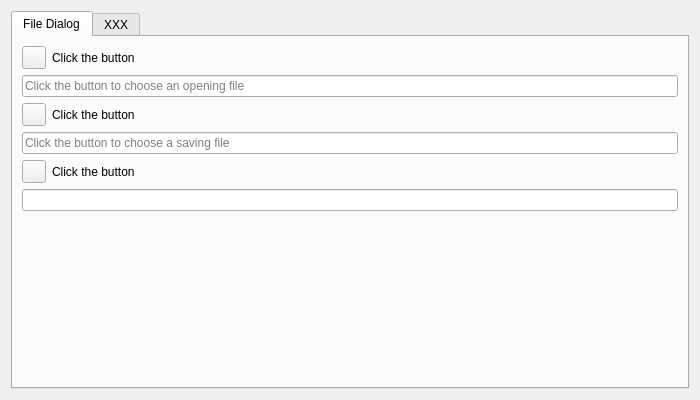
pasnox/qtwidgetsextra, file runner/resources/QtWidgetsExtra.ui: the form before one commit.
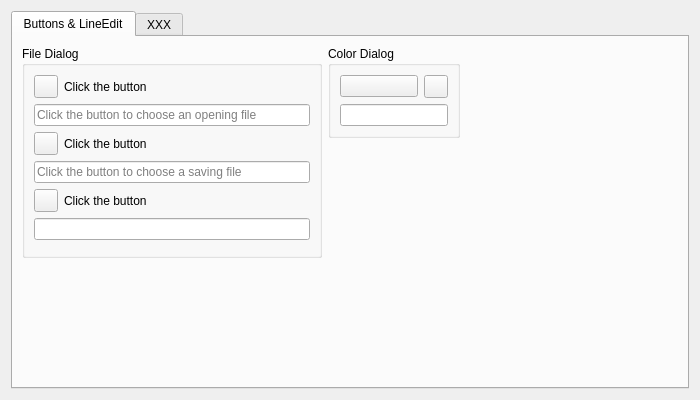
The form after the commit. The open tabs and pages were chosen to show the change. Custom widgets are drawn as their Qt base class.

Patch:
```diff
--- a/runner/resources/QtWidgetsExtra.ui
+++ b/runner/resources/QtWidgetsExtra.ui
@@ -21,8 +21,20 @@
      </property>
      <widget class="QWidget" name="wFileDialog">
       <attribute name="title">
+       <string>Buttons &amp;&amp; LineEdit</string>
+      </attribute>
+      <layout class="QGridLayout" name="gridLayout_4">
+       <item row="0" column="0" rowspan="2">
+        <widget class="QGroupBox" name="groupBox">
+         <property name="minimumSize">
+          <size>
+           <width>300</width>
+           <height>0</height>
+          </size>
+         </property>
+         <property name="title">
        <string>File Dialog</string>
-      </attribute>
+         </property>
       <layout class="QGridLayout" name="gridLayout">
        <item row="0" column="0">
         <widget class="QOpenFileButton" name="openFileButton">
@@ -160,26 +172,15 @@
          </property>
         </widget>
        </item>
-       <item row="6" column="0" colspan="2">
-        <spacer name="verticalSpacer">
-         <property name="orientation">
-          <enum>Qt::Vertical</enum>
-         </property>
-         <property name="sizeHint" stdset="0">
-          <size>
-           <width>148</width>
-           <height>233</height>
-          </size>
-         </property>
-        </spacer>
-       </item>
-      </layout>
-     </widget>
-     <widget class="QWidget" name="wXXX">
-      <attribute name="title">
-       <string>XXX</string>
-      </attribute>
-      <layout class="QGridLayout" name="gridLayout_2">
+         </layout>
+        </widget>
+       </item>
+       <item row="0" column="1">
+        <widget class="QGroupBox" name="groupBox_2">
+         <property name="title">
+          <string>Color Dialog</string>
+         </property>
+         <layout class="QGridLayout" name="gridLayout_3">
        <item row="0" column="0">
         <widget class="QColorPushButton" name="colorPushButton">
          <property name="color">
@@ -205,36 +206,57 @@
          </property>
         </widget>
        </item>
-       <item row="0" column="3">
-        <spacer name="horizontalSpacer">
-         <property name="orientation">
-          <enum>Qt::Horizontal</enum>
-         </property>
-         <property name="sizeHint" stdset="0">
-          <size>
-           <width>470</width>
-           <height>20</height>
-          </size>
-         </property>
-        </spacer>
-       </item>
-       <item row="1" column="0" colspan="4">
-        <spacer name="verticalSpacer_2">
-         <property name="orientation">
-          <enum>Qt::Vertical</enum>
-         </property>
-         <property name="sizeHint" stdset="0">
-          <size>
-           <width>288</width>
-           <height>278</height>
-          </size>
-         </property>
-        </spacer>
-       </item>
-       <item row="0" column="2">
+          <item row="1" column="0" colspan="2">
         <widget class="QColorLineEdit" name="colorLineEdit"/>
        </item>
       </layout>
+        </widget>
+       </item>
+       <item row="0" column="2" rowspan="3">
+        <spacer name="horizontalSpacer_2">
+         <property name="orientation">
+          <enum>Qt::Horizontal</enum>
+         </property>
+         <property name="sizeHint" stdset="0">
+          <size>
+           <width>200</width>
+           <height>318</height>
+          </size>
+         </property>
+        </spacer>
+       </item>
+       <item row="1" column="1">
+        <spacer name="verticalSpacer">
+         <property name="orientation">
+          <enum>Qt::Vertical</enum>
+         </property>
+         <property name="sizeHint" stdset="0">
+          <size>
+           <width>20</width>
+           <height>116</height>
+          </size>
+         </property>
+        </spacer>
+       </item>
+       <item row="2" column="0" colspan="2">
+        <spacer name="verticalSpacer_3">
+         <property name="orientation">
+          <enum>Qt::Vertical</enum>
+         </property>
+         <property name="sizeHint" stdset="0">
+          <size>
+           <width>298</width>
+           <height>116</height>
+          </size>
+         </property>
+        </spacer>
+       </item>
+      </layout>
+     </widget>
+     <widget class="QWidget" name="wXXX">
+      <attribute name="title">
+       <string>XXX</string>
+      </attribute>
      </widget>
     </widget>
    </item>
```
Left out of the diff: 6 changed lines with no effect on the pictures. Lines whose indentation alone changed are shown as unchanged.
